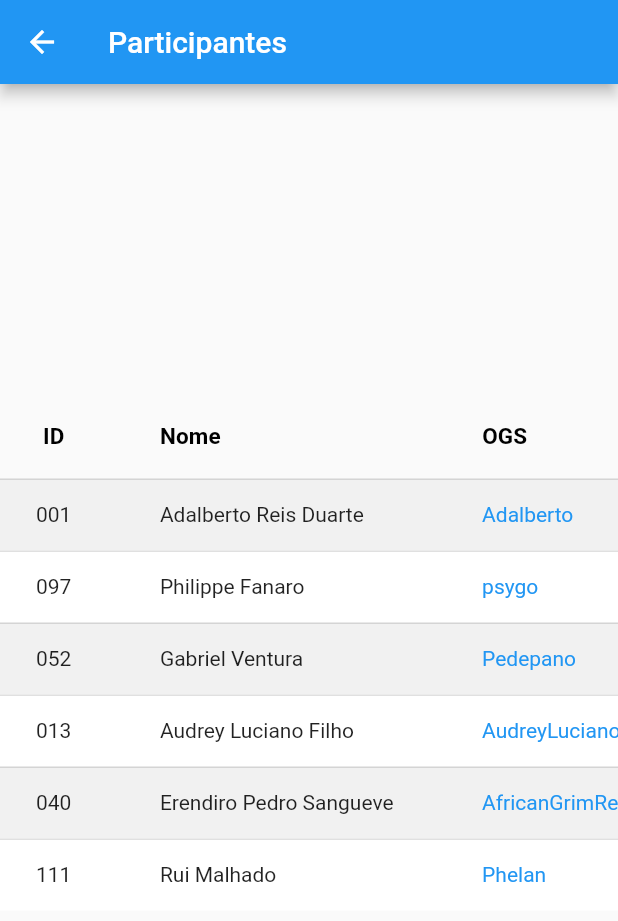
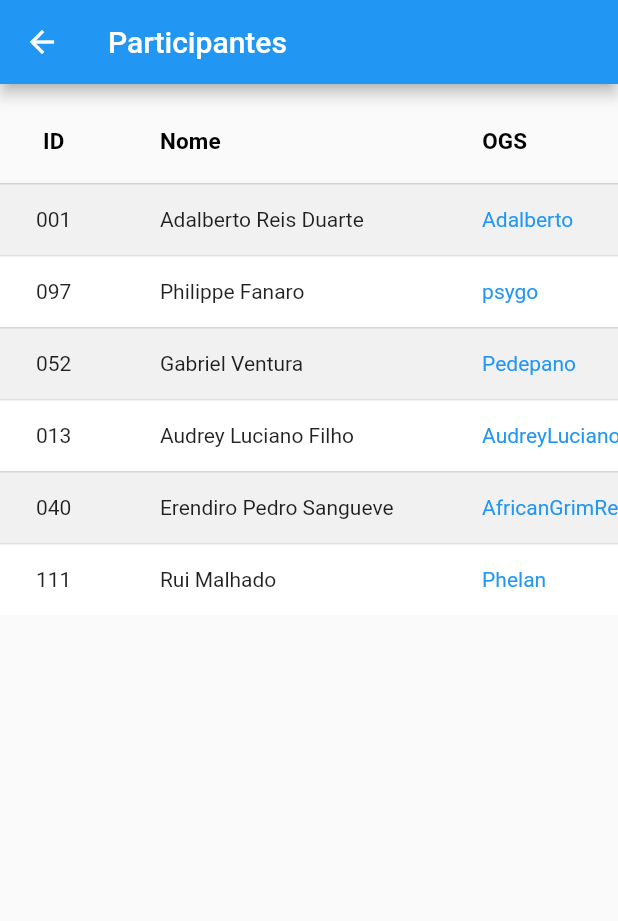
Before and after one commit to FanaroEngineering/dogemp, a Flutter app: the ParticipantsScreen screen opened directly, on a phone screen of 412 x 824 dp. Shown: the top 921 px of the screen. Run offline on Flutter 3.47's test engine with Material 2 defaults, Android fonts, the phone set to English and light mode, and no system bars.

Commit message:
simpler alignment and other minor improvements

```diff
--- a/lib/screens/participants_screen.dart
+++ b/lib/screens/participants_screen.dart
@@ -15,13 +15,12 @@ class ParticipantsScreen extends StatelessWidget {
           top: 10,
           bottom: 20,
         ),
-        child: const Center(
+        alignment: Alignment.topCenter,
+        child: const SingleChildScrollView(
+          scrollDirection: Axis.vertical,
           child: SingleChildScrollView(
-            scrollDirection: Axis.vertical,
-            child: SingleChildScrollView(
-              scrollDirection: Axis.horizontal,
-              child: PlayersTable(),
-            ),
+            scrollDirection: Axis.horizontal,
+            child: PlayersTable(),
           ),
         ),
       ),
--- a/lib/widgets/players_table.dart
+++ b/lib/widgets/players_table.dart
@@ -121,7 +121,6 @@ class PlayersTable extends StatelessWidget {
         DataColumn(
           label: SelectableText(
             'Nível',
-            textAlign: TextAlign.center,
             style: PlayersTable.headerStyle,
           ),
         ),
```
Also changed, not shown: lib/screens/lectures_screen.dart (+5 -6 lines).
